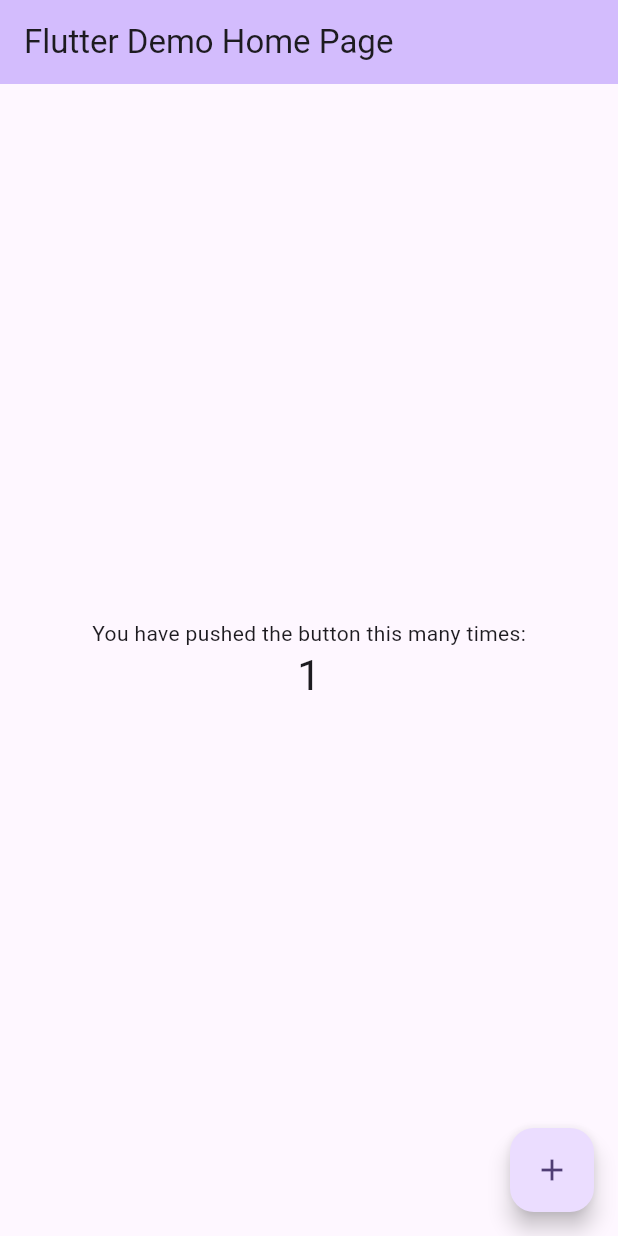
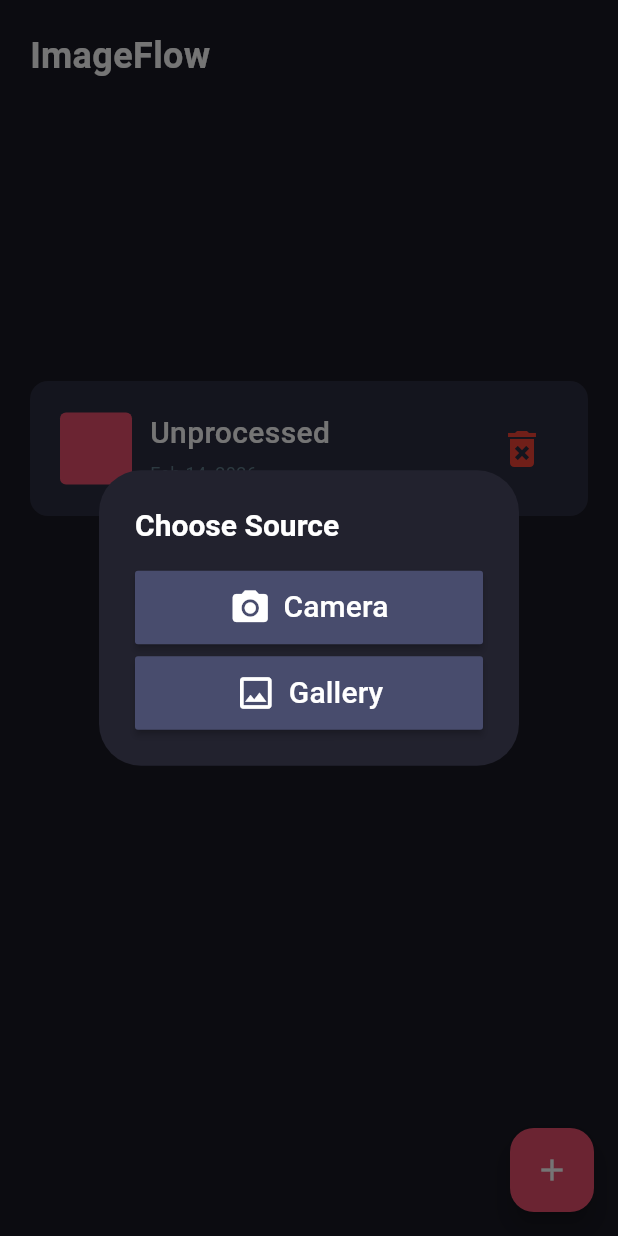
Before and after one commit to tmlxndrvch/imapp, a Flutter app: the screen it shows after launch, after a tap on the "add" icon, on a phone screen of 412 x 824 dp. Run offline on Flutter 3.47's test engine with Material 3 defaults, Android fonts, the phone set to English and light mode, and no system bars; our stand-ins replace image_picker.

Commit message:
Base structure of the app

```diff
--- /dev/null
+++ b/lib/features/home/presentation/views/home_view.dart
@@ -0,0 +1,42 @@
+import 'package:flutter/material.dart';
+import 'package:imapp/features/home/presentation/widgets/add_image_button_widget.dart';
+import 'package:imapp/features/home/presentation/widgets/processed_image_info_widget.dart';
+
+class HomeView extends StatefulWidget {
+  const HomeView({super.key});
+
+  @override
+  State<HomeView> createState() => _HomePageState();
+}
+
+class _HomePageState extends State<HomeView> {
+  @override
+  Widget build(BuildContext context) {
+    return SafeArea(
+      child: Scaffold(
+        backgroundColor: Color(0xFF1a1a24),
+        floatingActionButton: AddImageButtonWidget(),
+        body: Container(
+          padding: EdgeInsets.all(20),
+          child: Column(
+            crossAxisAlignment: CrossAxisAlignment.start,
+            children: [
+              Text(
+                "ImageFlow",
+                style: TextStyle(
+                  fontSize: 24,
+                  fontWeight: FontWeight.w600,
+                  color: Colors.white,
+                ),
+              ),
+              SizedBox(height: 200),
+              ProcessedImageInfoWidget()
+            ],
+          ),
+        ),
+      ),
+    );
+  }
+
+
+}
--- /dev/null
+++ b/lib/features/home/presentation/widgets/add_image_button_widget.dart
@@ -0,0 +1,91 @@
+import 'dart:io';
+
+import 'package:flutter/material.dart';
+import 'package:image_picker/image_picker.dart';
+
+class AddImageButtonWidget extends StatelessWidget {
+  const AddImageButtonWidget({super.key});
+
+  @override
+  Widget build(BuildContext context) {
+    return FloatingActionButton(
+      backgroundColor: Color.fromRGBO(234, 79, 108, 1),
+      child: Icon(Icons.add, color: Colors.white),
+      onPressed: () {
+        showDialog(
+          context: context,
+          builder: (_) => AlertDialog(
+            backgroundColor: Color(0xFF22222E),
+            title: Text("Choose Source", style: TextStyle(
+              fontSize: 20,
+              fontWeight: FontWeight.w600,
+              color: Colors.white,
+            ),),
+            content: Wrap(
+              children: [
+                Column(
+                  children: [
+                    MaterialButton(
+                        color: Color(0xFF484c6d),
+                        padding: EdgeInsets.symmetric(horizontal: 8, vertical: 10),
+                        child: Row(
+                          crossAxisAlignment: CrossAxisAlignment.center,
+                          mainAxisAlignment: MainAxisAlignment.center,
+                          children: [
+                            Icon(Icons.camera_alt, size: 28, color: Colors.white,),
+                            SizedBox(width: 8,),
+                            Text("Camera", style: TextStyle(
+                              fontSize: 20,
+                              fontWeight: FontWeight.w500,
+                              color: Colors.white,
+                            ),)
+                          ],
+                        ),
+                        onPressed: () async {
+                          var picker = ImagePicker();
+                          var pickedImage = await picker.pickImage(source: ImageSource.camera);
+                          File? image;
+
+                          if (pickedImage != null) {
+                            image = File(pickedImage.path);
+                          }
+
+                          Navigator.pop(context);
+
+                        }),
+                    SizedBox(height: 8,),
+                    MaterialButton(
+                        color: Color(0xFF484c6d),
+                        padding: EdgeInsets.symmetric(horizontal: 8, vertical: 10),
+                        child: Row(
+                          crossAxisAlignment: CrossAxisAlignment.center,
+                          mainAxisAlignment: MainAxisAlignment.center,
+                          children: [
+                            Icon(Icons.photo_outlined, size: 28, color: Colors.white,),
+                            SizedBox(width: 8,),
+                            Text("Gallery", style: TextStyle(
+                              fontSize: 20,
+                              fontWeight: FontWeight.w500,
+                              color: Colors.white,
+                            ),)
+                          ],
+                        ),
+                        onPressed: () async {
+                          var picker = ImagePicker();
+                          var pickedImage = await picker.pickImage(source: ImageSource.gallery);
+                          File? image;
+
+                          if (pickedImage != null) {
+                            image = File(pickedImage.path);
+                          }
+                        }),
+                  ],
+                ),
+              ],
+            ),
+          ),
+        );
+      },
+    );
+  }
+}
--- /dev/null
+++ b/lib/features/home/presentation/widgets/processed_image_info_widget.dart
@@ -0,0 +1,48 @@
+import 'package:flutter/material.dart';
+
+class ProcessedImageInfoWidget extends StatelessWidget {
+  const ProcessedImageInfoWidget({super.key});
+
+  @override
+  Widget build(BuildContext context) {
+    return Container(
+      padding: EdgeInsets.all(20),
+      decoration: BoxDecoration(
+        color: Color.fromARGB(100, 72, 76, 109),
+        borderRadius: BorderRadius.all(Radius.circular(12))
+      ),
+      child: Row(
+        crossAxisAlignment: CrossAxisAlignment.center,
+        children: [
+          Container(
+            height: 48,
+            width: 48,
+            decoration: BoxDecoration(
+                color: Color.fromRGBO(234, 79, 108, 1),
+                borderRadius: BorderRadius.all(Radius.circular(4))
+            ),
+          ),
+          SizedBox(width: 12,),
+          Column(
+            crossAxisAlignment: CrossAxisAlignment.start,
+            children: [
+              Text("Unprocessed", style: TextStyle(
+                fontSize: 20,
+                fontWeight: FontWeight.w500,
+                color: Colors.white,
+              ),),
+              SizedBox(height: 4,),
+              Text("Feb 14, 2026", style: TextStyle(
+                fontSize: 12,
+                fontWeight: FontWeight.w400,
+                color: Colors.blueGrey,
+              ),)
+            ],
+          ),
+          Spacer(),
+          IconButton(onPressed: () {}, icon: Icon(Icons.delete_forever, color: Colors.red,size: 32,))
+        ],
+      ),
+    );
+  }
+}
--- a/lib/main.dart
+++ b/lib/main.dart
@@ -1,4 +1,7 @@
 import 'package:flutter/material.dart';
+import 'package:imapp/features/home/presentation/views/home_view.dart';
+
+import 'features/result/presentation/views/result_view.dart';
 
 void main() {
   runApp(const MyApp());
@@ -12,111 +15,7 @@ class MyApp extends StatelessWidget {
   Widget build(BuildContext context) {
     return MaterialApp(
       title: 'Flutter Demo',
-      theme: ThemeData(
-        // This is the theme of your application.
-        //
-        // TRY THIS: Try running your application with "flutter run". You'll see
-        // the application has a purple toolbar. Then, without quitting the app,
-        // try changing the seedColor in the colorScheme below to Colors.green
-        // and then invoke "hot reload" (save your changes or press the "hot
-        // reload" button in a Flutter-supported IDE, or press "r" if you used
-        // the command line to start the app).
-        //
-        // Notice that the counter didn't reset back to zero; the application
-        // state is not lost during the reload. To reset the state, use hot
-        // restart instead.
-        //
-        // This works for code too, not just values: Most code changes can be
-        // tested with just a hot reload.
-        colorScheme: .fromSeed(seedColor: Colors.deepPurple),
-      ),
-      home: const MyHomePage(title: 'Flutter Demo Home Page'),
+      home: HomeView()
     );
   }
 }
-
-class MyHomePage extends StatefulWidget {
-  const MyHomePage({super.key, required this.title});
-
-  // This widget is the home page of your application. It is stateful, meaning
-  // that it has a State object (defined below) that contains fields that affect
-  // how it looks.
-
-  // This class is the configuration for the state. It holds the values (in this
-  // case the title) provided by the parent (in this case the App widget) and
-  // used by the build method of the State. Fields in a Widget subclass are
-  // always marked "final".
-
-  final String title;
-
-  @override
-  State<MyHomePage> createState() => _MyHomePageState();
-}
-
-class _MyHomePageState extends State<MyHomePage> {
-  int _counter = 0;
-
-  void _incrementCounter() {
-    setState(() {
-      // This call to setState tells the Flutter framework that something has
-      // changed in this State, which causes it to rerun the build method below
-      // so that the display can reflect the updated values. If we changed
-      // _counter without calling setState(), then the build method would not be
-      // called again, and so nothing would appear to happen.
-      _counter++;
-    });
-  }
-
-  @override
-  Widget build(BuildContext context) {
-    // This method is rerun every time setState is called, for instance as done
-    // by the _incrementCounter method above.
-    //
-    // The Flutter framework has been optimized to make rerunning build methods
-    // fast, so that you can just rebuild anything that needs updating rather
-    // than having to individually change instances of widgets.
-    return Scaffold(
-      appBar: AppBar(
-        // TRY THIS: Try changing the color here to a specific color (to
-        // Colors.amber, perhaps?) and trigger a hot reload to see the AppBar
-        // change color while the other colors stay the same.
-        backgroundColor: Theme.of(context).colorScheme.inversePrimary,
-        // Here we take the value from the MyHomePage object that was created by
-        // the App.build method, and use it to set our appbar title.
-        title: Text(widget.title),
-      ),
-      body: Center(
-        // Center is a layout widget. It takes a single child and positions it
-        // in the middle of the parent.
-        child: Column(
-          // Column is also a layout widget. It takes a list of children and
-          // arranges them vertically. By default, it sizes itself to fit its
-          // children horizontally, and tries to be as tall as its parent.
-          //
-          // Column has various properties to control how it sizes itself and
-          // how it positions its children. Here we use mainAxisAlignment to
-          // center the children vertically; the main axis here is the vertical
-          // axis because Columns are vertical (the cross axis would be
-          // horizontal).
-          //
-          // TRY THIS: Invoke "debug painting" (choose the "Toggle Debug Paint"
-          // action in the IDE, or press "p" in the console), to see the
-          // wireframe for each widget.
-          mainAxisAlignment: .center,
-          children: [
-            const Text('You have pushed the button this many times:'),
-            Text(
-              '$_counter',
-              style: Theme.of(context).textTheme.headlineMedium,
-            ),
-          ],
-        ),
-      ),
-      floatingActionButton: FloatingActionButton(
-        onPressed: _incrementCounter,
-        tooltip: 'Increment',
-        child: const Icon(Icons.add),
-      ),
-    );
-  }
-}
--- a/pubspec.yaml
+++ b/pubspec.yaml
@@ -30,6 +30,11 @@ environment:
 dependencies:
   flutter:
     sdk: flutter
+  get: ^4.7.3
+  hive: ^2.2.3
+  google_mlkit_face_detection: ^0.13.2
+  google_mlkit_text_recognition: ^0.15.1
+  image_picker: ^1.2.1
 
   # The following adds the Cupertino Icons font to your application.
   # Use with the CupertinoIcons class for iOS style icons.
```
Also changed, not shown: lib/features/home/presentation/widgets/empty_history_widget.dart (added, +18 -0 lines), lib/features/result/presentation/views/result_view.dart (added, +53 -0 lines), lib/features/result/presentation/widgets/document_scan_result_widget.dart (added, +43 -0 lines), lib/features/result/presentation/widgets/face_scan_result_widget.dart (added, +55 -0 lines), lib/features/home/controller/home_controller.dart (added), pubspec.lock, 5 other files.
